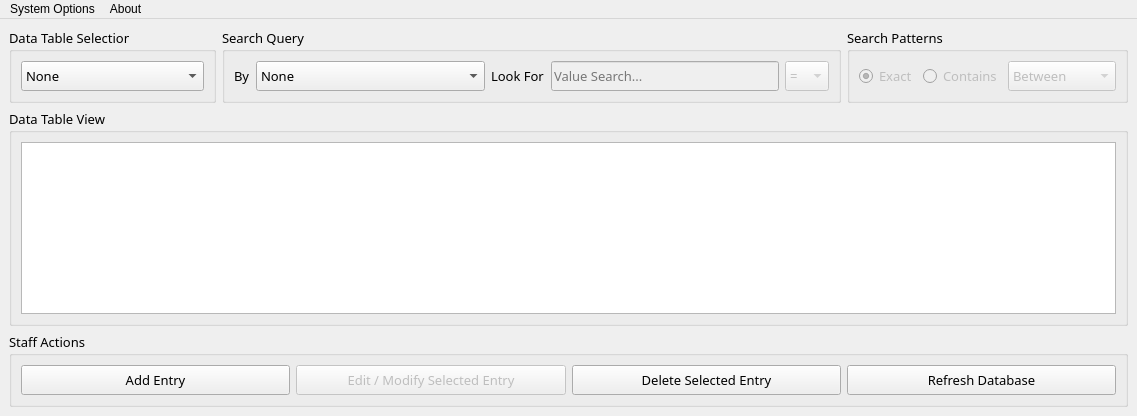
CodexLink/Route88_HybridBusinessSystem, file PyQt5 Backend and FrontEnd Design/Route88_DataViewerCmpnt.ui: the form before one commit.
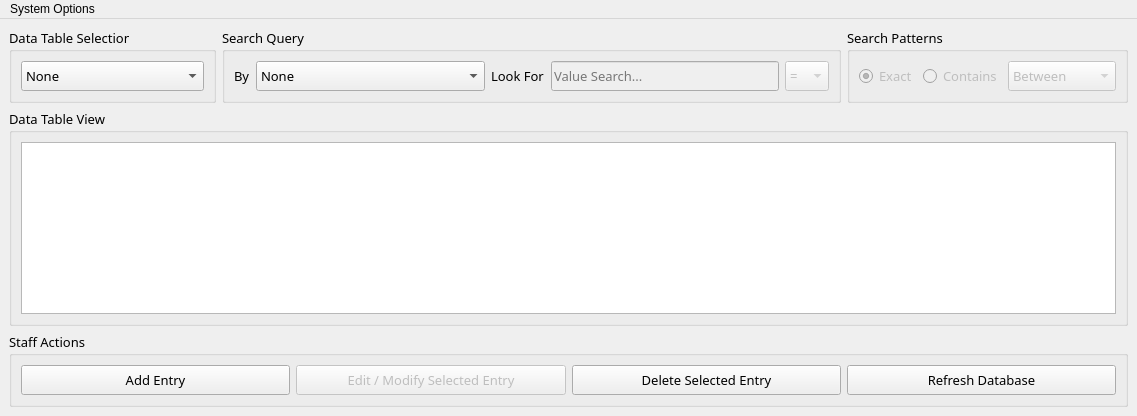
The form after the commit. Icons and pictures are not drawn.

Commit message: [QComboBox Fix] > Return To None When Changing DataTable_Selection

What changed in the file:
```diff
--- a/PyQt5 Backend and FrontEnd Design/Route88_DataViewerCmpnt.ui
+++ b/PyQt5 Backend and FrontEnd Design/Route88_DataViewerCmpnt.ui
@@ -602,14 +602,7 @@
     </property>
     <addaction name="Window_Quit"/>
    </widget>
-   <widget class="QMenu" name="menuAbout">
-    <property name="title">
-     <string>About</string>
-    </property>
-    <addaction name="About_InfoSystem"/>
-   </widget>
    <addaction name="menuWindow"/>
-   <addaction name="menuAbout"/>
   </widget>
   <action name="About_InfoSystem">
    <property name="enabled">
```
The commit also changes 2 other files.
